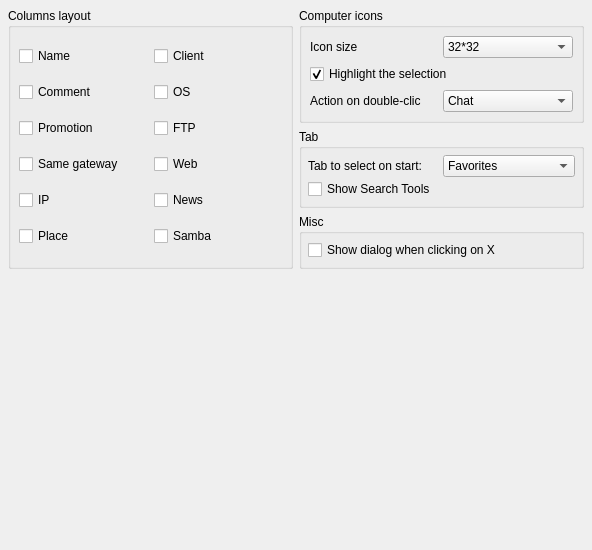
Above: qrezix/mainui/rzxmainuipropui.ui from Fruneau/qRezix before the change. Below: the same form after it.
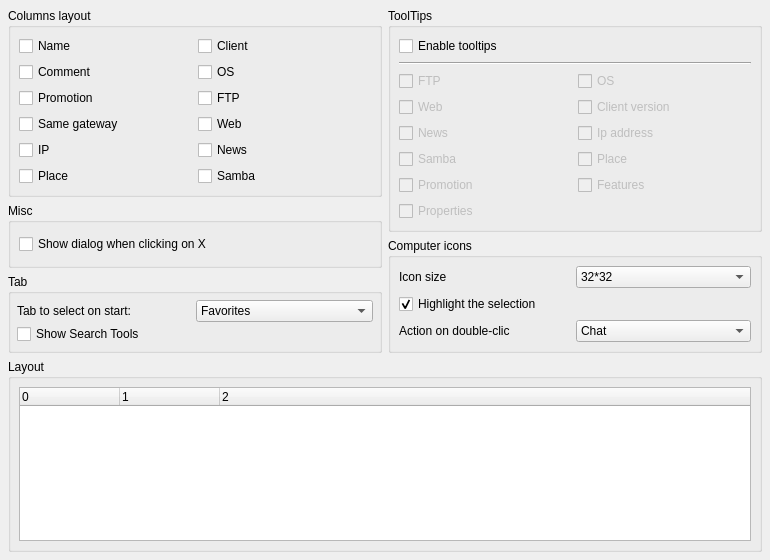
That is the form after the change.

What changed in the file:
```diff
--- a/qrezix/mainui/rzxmainuipropui.ui
+++ b/qrezix/mainui/rzxmainuipropui.ui
@@ -8,8 +8,8 @@
    <rect>
     <x>0</x>
     <y>0</y>
-    <width>592</width>
-    <height>550</height>
+    <width>770</width>
+    <height>560</height>
    </rect>
   </property>
   <property name="windowTitle" >
@@ -22,26 +22,10 @@
    <property name="spacing" >
     <number>6</number>
    </property>
-   <item row="3" column="0" colspan="2" >
-    <spacer>
-     <property name="orientation" >
-      <enum>Qt::Vertical</enum>
-     </property>
-     <property name="sizeHint" >
-      <size>
-       <width>451</width>
-       <height>151</height>
-      </size>
-     </property>
-    </spacer>
-   </item>
-   <item rowspan="3" row="0" column="0" >
-    <widget class="QGroupBox" name="groupColumn" >
-     <property name="whatsThis" >
-      <string>&lt;h3>Columns layout&lt;/h3>&lt;p>Choose the columns you want to see...&lt;/p></string>
-     </property>
+   <item row="4" column="0" colspan="2" >
+    <widget class="QGroupBox" name="groupRezal" >
      <property name="title" >
-      <string>Columns layout</string>
+      <string>Layout</string>
      </property>
      <layout class="QGridLayout" >
       <property name="margin" >
@@ -50,104 +34,51 @@
       <property name="spacing" >
        <number>6</number>
       </property>
-      <item row="5" column="1" >
-       <widget class="QCheckBox" name="cbcSamba" >
-        <property name="text" >
-         <string>Samba</string>
-        </property>
-       </widget>
-      </item>
-      <item row="4" column="1" >
-       <widget class="QCheckBox" name="cbcNews" >
-        <property name="text" >
-         <string>News</string>
-        </property>
-       </widget>
-      </item>
-      <item row="5" column="0" >
-       <widget class="QCheckBox" name="cbcResal" >
-        <property name="text" >
-         <string>Place</string>
-        </property>
-       </widget>
-      </item>
-      <item row="4" column="0" >
-       <widget class="QCheckBox" name="cbcIP" >
-        <property name="text" >
-         <string>IP</string>
-        </property>
-       </widget>
-      </item>
-      <item row="3" column="0" >
-       <widget class="QCheckBox" name="cbcGateway" >
-        <property name="text" >
-         <string>Same gateway</string>
-        </property>
-       </widget>
-      </item>
-      <item row="2" column="0" >
-       <widget class="QCheckBox" name="cbcPromo" >
-        <property name="text" >
-         <string>Promotion</string>
-        </property>
-       </widget>
-      </item>
-      <item row="1" column="0" >
-       <widget class="QCheckBox" name="cbcRemarque" >
-        <property name="text" >
-         <string>Comment</string>
-        </property>
-       </widget>
-      </item>
-      <item row="3" column="1" >
-       <widget class="QCheckBox" name="cbcHTTP" >
-        <property name="text" >
-         <string>Web</string>
-        </property>
-       </widget>
-      </item>
-      <item row="0" column="1" >
-       <widget class="QCheckBox" name="cbcClient" >
-        <property name="text" >
-         <string>Client</string>
-        </property>
-       </widget>
-      </item>
-      <item row="1" column="1" >
-       <widget class="QCheckBox" name="cbcOS" >
-        <property name="text" >
-         <string>OS</string>
-        </property>
-       </widget>
-      </item>
-      <item row="2" column="1" >
-       <widget class="QCheckBox" name="cbcFTP" >
-        <property name="text" >
-         <string>FTP</string>
-        </property>
-       </widget>
-      </item>
       <item row="0" column="0" >
-       <widget class="QCheckBox" name="cbcNom" >
-        <property name="text" >
-         <string>Name</string>
+       <widget class="QTreeWidget" name="rezalList" >
+        <property name="rootIsDecorated" >
+         <bool>false</bool>
         </property>
+        <property name="uniformRowHeights" >
+         <bool>true</bool>
+        </property>
+        <property name="itemsExpandable" >
+         <bool>false</bool>
+        </property>
+        <property name="columnCount" >
+         <number>3</number>
+        </property>
+        <column>
+         <property name="text" >
+          <string>0</string>
+         </property>
+        </column>
+        <column>
+         <property name="text" >
+          <string>1</string>
+         </property>
+        </column>
+        <column>
+         <property name="text" >
+          <string>2</string>
+         </property>
+        </column>
        </widget>
       </item>
      </layout>
     </widget>
    </item>
-   <item row="2" column="1" >
+   <item rowspan="2" row="1" column="0" >
     <widget class="QGroupBox" name="groupMisc" >
      <property name="title" >
       <string>Misc</string>
      </property>
      <layout class="QGridLayout" >
       <property name="margin" >
-       <number>6</number>
+       <number>8</number>
       </property>
       <property name="spacing" >
-       <number>2</number>
+       <number>6</number>
       </property>
       <item row="0" column="0" >
        <widget class="QCheckBox" name="cbQuit" >
@@ -162,7 +93,7 @@
      </layout>
     </widget>
    </item>
-   <item row="1" column="1" >
+   <item row="3" column="0" >
     <widget class="QGroupBox" name="groupTabs" >
      <property name="title" >
       <string>Tab</string>
@@ -227,7 +158,109 @@
      </layout>
     </widget>
    </item>
-   <item row="0" column="1" >
+   <item row="0" column="0" >
+    <widget class="QGroupBox" name="groupColumn" >
+     <property name="whatsThis" >
+      <string>&lt;h3>Columns layout&lt;/h3>&lt;p>Choose the columns you want to see...&lt;/p></string>
+     </property>
+     <property name="title" >
+      <string>Columns layout</string>
+     </property>
+     <layout class="QGridLayout" >
+      <property name="margin" >
+       <number>8</number>
+      </property>
+      <property name="spacing" >
+       <number>6</number>
+      </property>
+      <item row="0" column="0" >
+       <widget class="QCheckBox" name="cbcNom" >
+        <property name="text" >
+         <string>Name</string>
+        </property>
+       </widget>
+      </item>
+      <item row="2" column="1" >
+       <widget class="QCheckBox" name="cbcFTP" >
+        <property name="text" >
+         <string>FTP</string>
+        </property>
+       </widget>
+      </item>
+      <item row="1" column="1" >
+       <widget class="QCheckBox" name="cbcOS" >
+        <property name="text" >
+         <string>OS</string>
+        </property>
+       </widget>
+      </item>
+      <item row="0" column="1" >
+       <widget class="QCheckBox" name="cbcClient" >
+        <property name="text" >
+         <string>Client</string>
+        </property>
+       </widget>
+      </item>
+      <item row="3" column="1" >
+       <widget class="QCheckBox" name="cbcHTTP" >
+        <property name="text" >
+         <string>Web</string>
+        </property>
+       </widget>
+      </item>
+      <item row="1" column="0" >
+       <widget class="QCheckBox" name="cbcRemarque" >
+        <property name="text" >
+         <string>Comment</string>
+        </property>
+       </widget>
+      </item>
+      <item row="2" column="0" >
+       <widget class="QCheckBox" name="cbcPromo" >
+        <property name="text" >
+         <string>Promotion</string>
+        </property>
+       </widget>
+      </item>
+      <item row="3" column="0" >
+       <widget class="QCheckBox" name="cbcGateway" >
+        <property name="text" >
+         <string>Same gateway</string>
+        </property>
+       </widget>
+      </item>
+      <item row="4" column="0" >
+       <widget class="QCheckBox" name="cbcIP" >
+        <property name="text" >
+         <string>IP</string>
+        </property>
+       </widget>
+      </item>
+      <item row="5" column="0" >
+       <widget class="QCheckBox" name="cbcResal" >
+        <property name="text" >
+         <string>Place</string>
+        </property>
+       </widget>
+      </item>
+      <item row="4" column="1" >
+       <widget class="QCheckBox" name="cbcNews" >
+        <property name="text" >
+         <string>News</string>
+        </property>
+       </widget>
+      </item>
+      <item row="5" column="1" >
+       <widget class="QCheckBox" name="cbcSamba" >
+        <property name="text" >
+         <string>Samba</string>
+        </property>
+       </widget>
+      </item>
+     </layout>
+    </widget>
+   </item>
+   <item rowspan="2" row="2" column="1" >
     <widget class="QGroupBox" name="groupIcons" >
      <property name="title" >
       <string>Computer icons</string>
@@ -329,27 +362,161 @@
      </layout>
     </widget>
    </item>
+   <item rowspan="2" row="0" column="1" >
+    <widget class="QGroupBox" name="grpToolTips" >
+     <property name="whatsThis" >
+      <string>&lt;h3>ToolTips&lt;/h3>&lt;p>ToolTips are little windows that appears when you </string>
+     </property>
+     <property name="title" >
+      <string>ToolTips</string>
+     </property>
+     <property name="flat" >
+      <bool>false</bool>
+     </property>
+     <property name="checkable" >
+      <bool>false</bool>
+     </property>
+     <layout class="QGridLayout" >
+      <property name="margin" >
+       <number>8</number>
+      </property>
+      <property name="spacing" >
+       <number>6</number>
+      </property>
+      <item row="0" column="0" colspan="2" >
+       <widget class="QCheckBox" name="cbTooltips" >
+        <property name="text" >
+         <string>Enable tooltips</string>
+        </property>
+       </widget>
+      </item>
+      <item row="6" column="1" >
+       <widget class="QCheckBox" name="cbTooltipFeatures" >
+        <property name="enabled" >
+         <bool>false</bool>
+        </property>
+        <property name="text" >
+         <string>Features</string>
+        </property>
+       </widget>
+      </item>
+      <item row="5" column="1" >
+       <widget class="QCheckBox" name="cbTooltipResal" >
+        <property name="enabled" >
+         <bool>false</bool>
+        </property>
+        <property name="text" >
+         <string>Place</string>
+        </property>
+       </widget>
+      </item>
+      <item row="1" column="0" colspan="2" >
+       <widget class="Line" name="line2" >
+        <property name="frameShape" >
+         <enum>QFrame::HLine</enum>
+        </property>
+        <property name="frameShadow" >
+         <enum>QFrame::Sunken</enum>
+        </property>
+        <property name="orientation" >
+         <enum>Qt::Horizontal</enum>
+        </property>
+       </widget>
+      </item>
+      <item row="2" column="0" >
+       <widget class="QCheckBox" name="cbTooltipFtp" >
+        <property name="enabled" >
+         <bool>false</bool>
+        </property>
+        <property name="text" >
+         <string>FTP</string>
+        </property>
+       </widget>
+      </item>
+      <item row="2" column="1" >
+       <widget class="QCheckBox" name="cbTooltipOS" >
+        <property name="enabled" >
+         <bool>false</bool>
+        </property>
+        <property name="text" >
+         <string>OS</string>
+        </property>
+       </widget>
+      </item>
+      <item row="3" column="0" >
+       <widget class="QCheckBox" name="cbTooltipHttp" >
+        <property name="enabled" >
+         <bool>false</bool>
+        </property>
+        <property name="text" >
+         <string>Web</string>
+        </property>
+       </widget>
+      </item>
+      <item row="3" column="1" >
+       <widget class="QCheckBox" name="cbTooltipVersion" >
+        <property name="enabled" >
+         <bool>false</bool>
+        </property>
+        <property name="text" >
+         <string>Client version</string>
+        </property>
+       </widget>
+      </item>
+      <item row="4" column="0" >
+       <widget class="QCheckBox" name="cbTooltipNews" >
+        <property name="enabled" >
+         <bool>false</bool>
+        </property>
+        <property name="text" >
+         <string>News</string>
+        </property>
+       </widget>
+      </item>
+      <item row="4" column="1" >
+       <widget class="QCheckBox" name="cbTooltipIP" >
+        <property name="enabled" >
+         <bool>false</bool>
+        </property>
+        <property name="text" >
+         <string>Ip address</string>
+        </property>
+       </widget>
+      </item>
+      <item row="5" column="0" >
+       <widget class="QCheckBox" name="cbTooltipSamba" >
+        <property name="enabled" >
+         <bool>false</bool>
+        </property>
+        <property name="text" >
+         <string>Samba</string>
+        </property>
+       </widget>
+      </item>
+      <item row="6" column="0" >
+       <widget class="QCheckBox" name="cbTooltipPromo" >
+        <property name="enabled" >
+         <bool>false</bool>
+        </property>
+        <property name="text" >
+         <string>Promotion</string>
+        </property>
+       </widget>
+      </item>
+      <item row="7" column="0" >
+       <widget class="QCheckBox" name="cbTooltipProperties" >
+        <property name="enabled" >
+         <bool>false</bool>
+        </property>
+        <property name="text" >
+         <string>Properties</string>
+        </property>
+       </widget>
+      </item>
+     </layout>
+    </widget>
+   </item>
   </layout>
-  <widget class="QWidget" name="" >
-   <property name="geometry" >
-    <rect>
-     <x>281</x>
-     <y>9</y>
-     <width>302</width>
-     <height>482</height>
-    </rect>
-   </property>
-  </widget>
-  <widget class="QWidget" name="layoutWidget" >
-   <property name="geometry" >
-    <rect>
-     <x>9</x>
-     <y>9</y>
-     <width>284</width>
-     <height>482</height>
-    </rect>
-   </property>
-  </widget>
  </widget>
  <pixmapfunction></pixmapfunction>
  <resources/>
```
Left out of the diff: 179 changed lines with no effect on the pictures.
